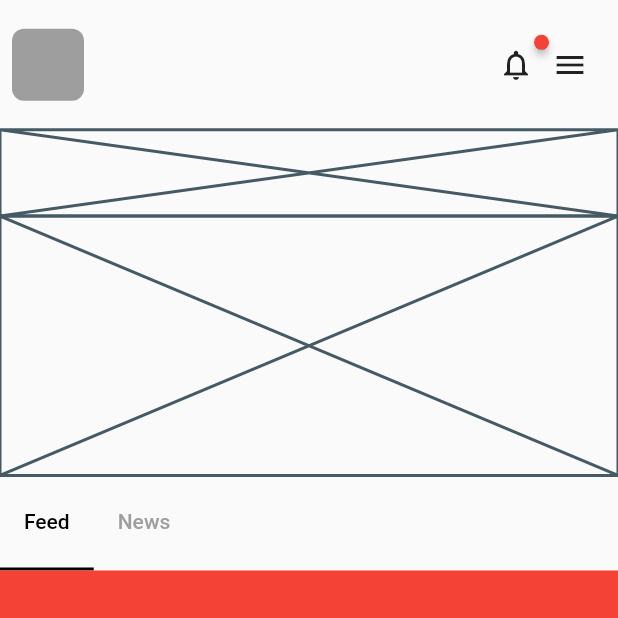
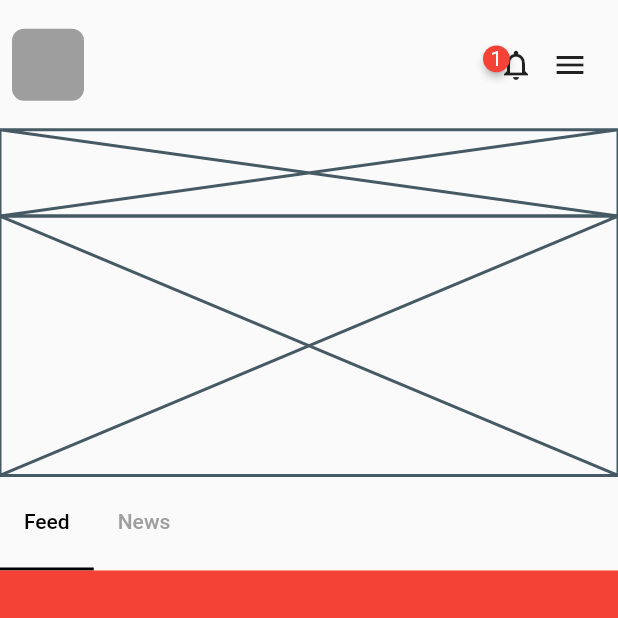
Before and after one commit to JAICHANGPARK/flutter_notebook_11th_story, a Flutter app: the screen it shows after launch, on a phone screen of 412 x 824 dp, the top half of it. Run offline on Flutter 3.47's test engine with Material 2 defaults, Android fonts, the phone set to English and light mode, and no system bars; drawn by our look-alikes of badges; our stand-ins replace backdrop, flutter_inner_drawer, flutter_slidable, flutter_swiper, google_fonts.

Commit message:
Update irys_home_page.dart

```diff
--- a/lib/ep727_irys_mobile_app/ui/irys_home_page.dart
+++ b/lib/ep727_irys_mobile_app/ui/irys_home_page.dart
@@ -52,6 +52,11 @@ class _IrysHomePageState extends State<IrysHomePage> with SingleTickerProviderSt
                                   Spacer(),
                                   Badge(
                                     child: Icon(Icons.notifications_none),
+                                    alignment: Alignment.centerLeft,
+                                    position: BadgePosition.topStart(),
+                                    badgeContent: Text("1", style: TextStyle(
+                                      color: Colors.white
+                                    ),),
                                   ),
                                   IconButton(onPressed: (){}, icon: Icon(Icons.menu))
                                 ],
```
